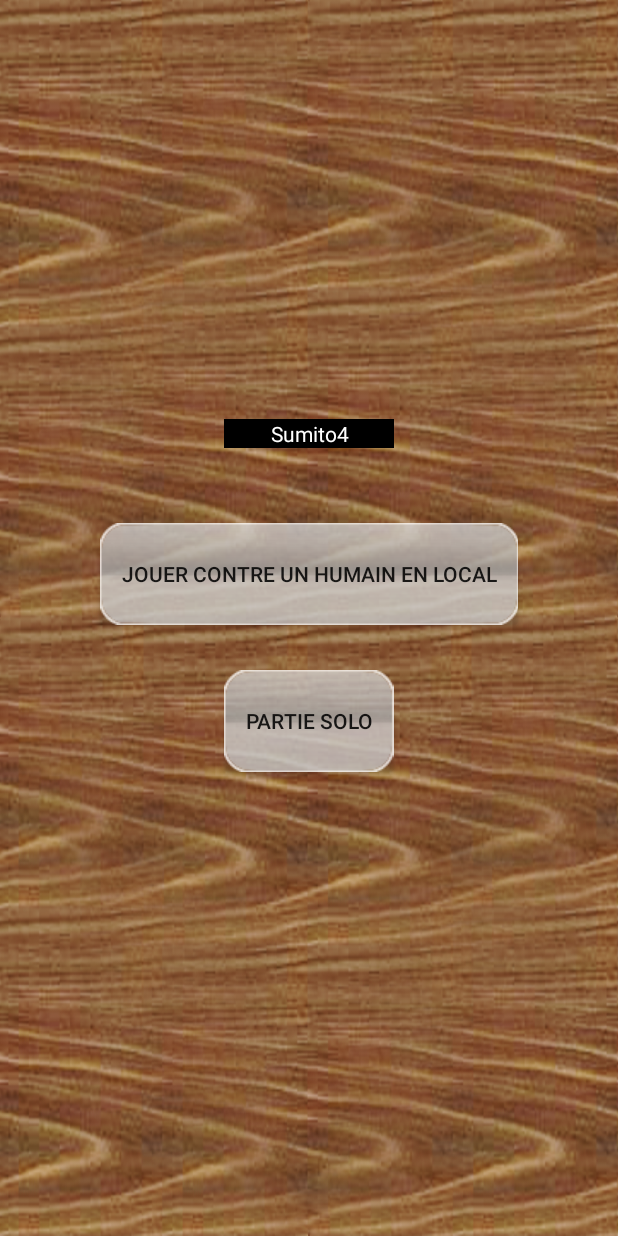
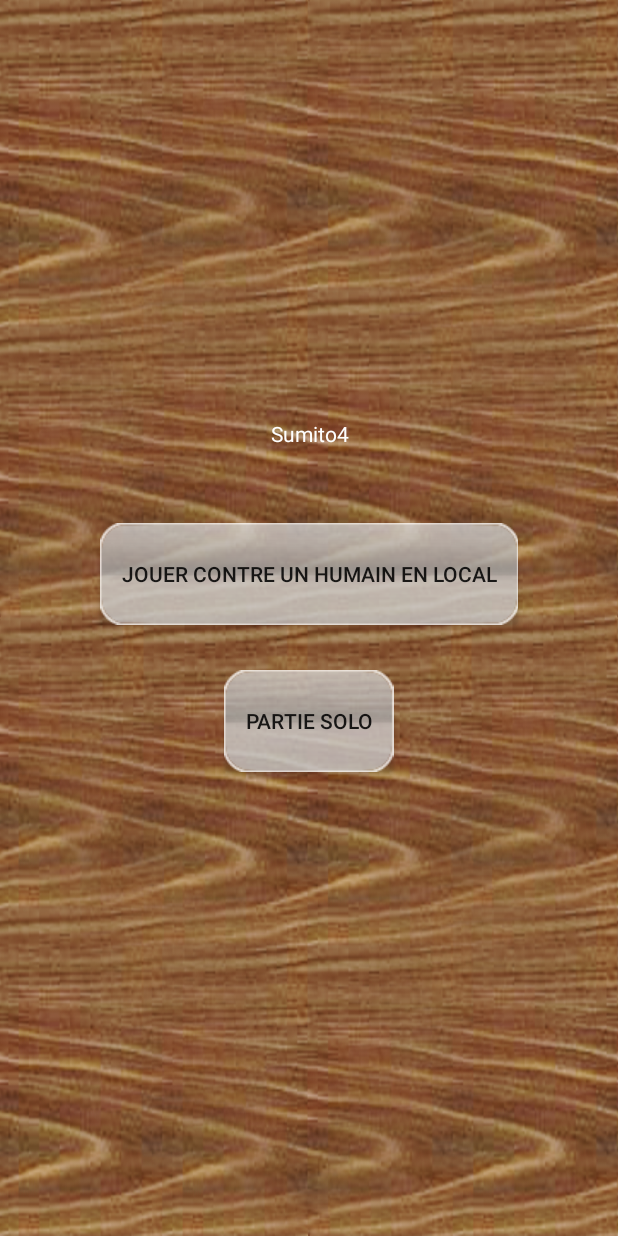
Before and after one commit to cbeausei/Sumito4, an Android app: the ChooseMode screen opened directly, with no data from a screen before it, on a phone screen of 412 x 824 dp. Run offline under Robolectric (Android 15) with nearby library versions, the phone set to English and light mode, and no system bars.

Commit message:
modification du fond d'écran pour les différents layouts

```diff
--- a/app/src/main/res/layout/choose_mode.xml
+++ b/app/src/main/res/layout/choose_mode.xml
@@ -12,7 +12,6 @@
         android:layout_width="wrap_content"
         android:layout_height="wrap_content"
         android:text="@string/app_name"
-        android:background="#000000"
 
         android:textColor="#FFFFFF"
         android:gravity="center"
```
